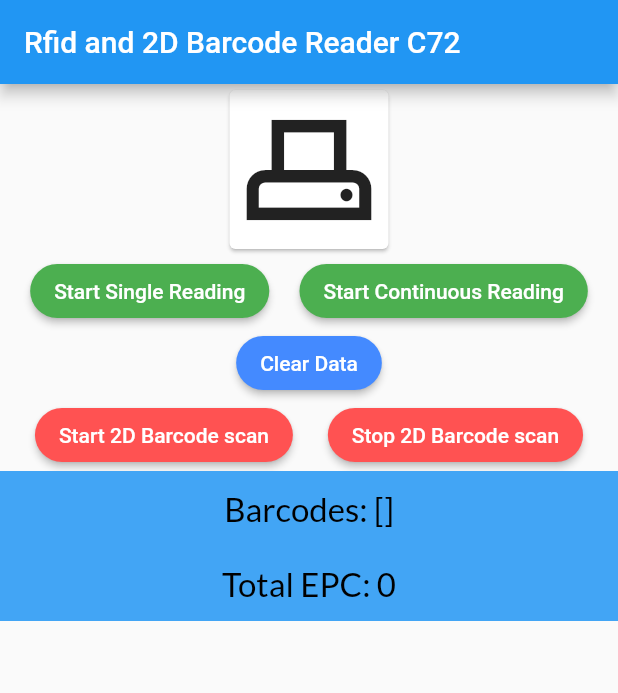
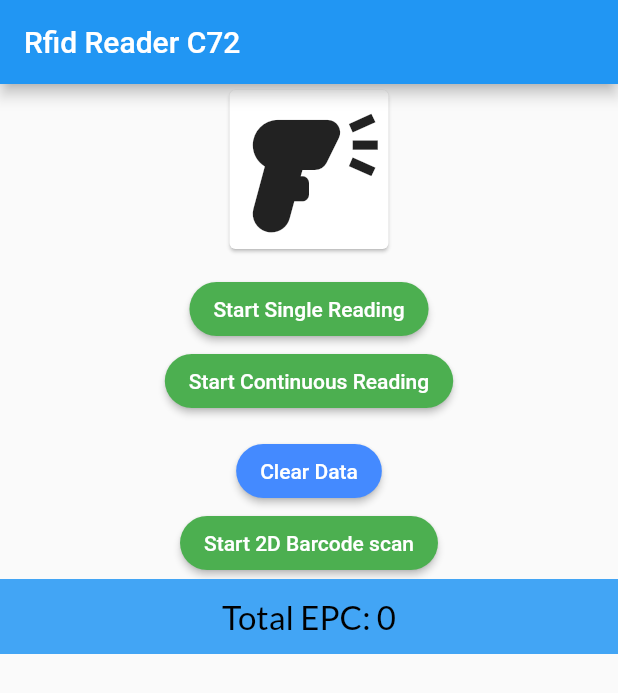
Before and after one commit to Justin-roy/Rfid_c72_plugin, a Flutter app: the screen it shows after launch, on a phone screen of 412 x 824 dp. Shown: the top 693 px of the screen. Run offline on Flutter 3.47's test engine with Material 2 defaults, Android fonts, the phone set to English and light mode, and no system bars; our stand-ins replace google_fonts.

Commit message:
added new design, and fixed condition

```diff
--- a/example/lib/rfid_scanner.dart
+++ b/example/lib/rfid_scanner.dart
@@ -77,8 +77,6 @@ class _RfidScannerState extends State<RfidScanner> {
     });
   }
 
-  List<String?> _barcodes = [];
-
   void updateIsConnected(dynamic isConnected) {
 //setState(() {
     _isConnected = isConnected;
@@ -86,12 +84,13 @@ class _RfidScannerState extends State<RfidScanner> {
   }
 
   bool _isContinuousCall = false;
+  bool _is2dscanCall = false;
 
   @override
   Widget build(BuildContext context) {
     return Scaffold(
       appBar: AppBar(
-        title: const Text('Rfid and 2D Barcode Reader C72'),
+        title: const Text('Rfid Reader C72'),
       ),
       body: SingleChildScrollView(
         child: Column(
@@ -101,12 +100,14 @@ class _RfidScannerState extends State<RfidScanner> {
               child: Padding(
                 padding: EdgeInsets.all(3.0),
                 child: Icon(
-                  Icons.adf_scanner_outlined,
+                  Icons.barcode_reader,
                   size: 100,
                 ),
               ),
             ),
-            Row(
+            Padding(
+              padding: const EdgeInsets.symmetric(vertical: 12.0),
+              child: Column(
                 mainAxisAlignment: MainAxisAlignment.spaceEvenly,
                 children: <Widget>[
                   ElevatedButton(
@@ -122,7 +123,8 @@ class _RfidScannerState extends State<RfidScanner> {
                     ),
                     onPressed: () async {
                       await RfidC72Plugin.startSingle;
-                    }),
+                    },
+                  ),
                   ElevatedButton(
                       style: ElevatedButton.styleFrom(
                         backgroundColor:
@@ -150,6 +152,7 @@ class _RfidScannerState extends State<RfidScanner> {
                       }),
                 ],
               ),
+            ),
             ElevatedButton(
               style: ElevatedButton.styleFrom(
                 backgroundColor: Colors.blueAccent,
@@ -165,64 +168,46 @@ class _RfidScannerState extends State<RfidScanner> {
                 await RfidC72Plugin.clearData;
                 setState(() {
                   _data.clear();
-                    //     _logs.clear();
                 });
-                }),
+              },
+            ),
             Row(
               mainAxisAlignment: MainAxisAlignment.spaceEvenly,
               children: <Widget>[
                 ElevatedButton(
                     style: ElevatedButton.styleFrom(
-                      backgroundColor: Colors.redAccent,
+                      backgroundColor:
+                          _is2dscanCall ? Colors.red : Colors.green,
                       shape: RoundedRectangleBorder(
                         borderRadius: BorderRadius.circular(29.0),
                       ),
                     ),
-                    child: const Text(
-                      'Start 2D Barcode scan',
-                      style: TextStyle(color: Colors.white),
+                    child: Text(
+                      _is2dscanCall
+                          ? 'Stop 2D Barcode scan'
+                          : 'Start 2D Barcode scan',
+                      style: const TextStyle(color: Colors.white),
                     ),
                     onPressed: () async {
+                      setState(() {
+                        _is2dscanCall = !_is2dscanCall;
+                      });
+                      if (_is2dscanCall) {
                         await RfidC72Plugin.scanBarcode;
-                      await Future.delayed(const Duration(seconds: 1));
                         String? scannedCode = await RfidC72Plugin.readBarcode;
                         setState(() {
-                        _barcodes.add(scannedCode);
+                          _data.add(TagEpc(
+                            epc: scannedCode ?? "N/A",
+                            id: '',
+                            count: '',
+                            rssi: '',
+                          ));
                         });
-                    }),
-                ElevatedButton(
-                    style: ElevatedButton.styleFrom(
-                      backgroundColor: Colors.redAccent,
-                      shape: RoundedRectangleBorder(
-                        borderRadius: BorderRadius.circular(29.0),
-                      ),
-                    ),
-                    child: const Text(
-                      'Stop 2D Barcode scan',
-                      style: TextStyle(color: Colors.white),
-                    ),
-                    onPressed: () async {
+                      } else {
                         await RfidC72Plugin.stopScan;
-                      await Future.delayed(const Duration(seconds: 1));
-                      setState(() {
-                        _barcodes = [];
-                      });
+                      }
                     }),
               ],
-            ),
-            Container(
-              width: MediaQuery.of(context).size.width,
-              height: 50,
-              color: Colors.blue[400],
-              child: Center(
-                child: Text(
-                  'Barcodes: $_barcodes',
-                  style: GoogleFonts.lato(
-                    color: Colors.black,
-                    fontSize: 22,
-                  ),
-                ),
-              ),
             ),
             Container(
               width: MediaQuery.of(context).size.width,
@@ -238,6 +223,7 @@ class _RfidScannerState extends State<RfidScanner> {
                 ),
               ),
             ),
+            const SizedBox(height: 10),
             ..._data.map(
               (TagEpc tag) {
                 _EPC.add(tag.epc.replaceAll(RegExp('EPC:'), ''));
@@ -255,6 +241,7 @@ class _RfidScannerState extends State<RfidScanner> {
                 );
               },
             ),
+            const SizedBox(height: 22),
           ],
         ),
       ),
```
Lines whose indentation alone changed are shown as unchanged.
